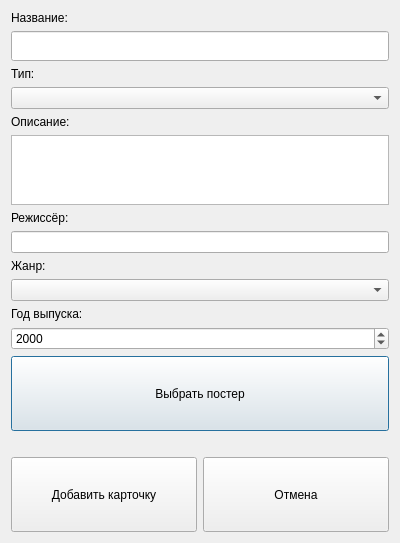
Above: resources/ui/add_movie.ui from venterum/ReelKeeper before the change. Below: the same form after it.
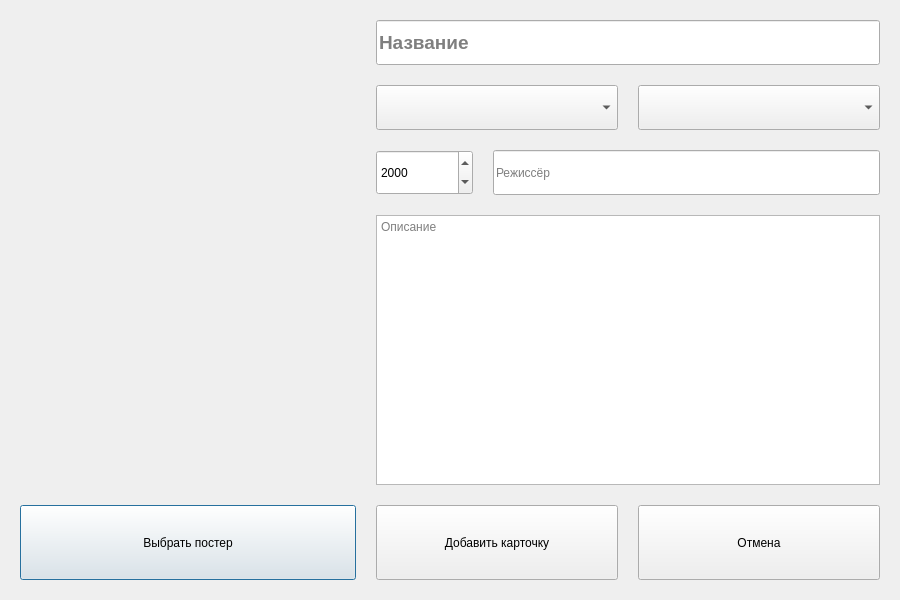
That is the form after the change.

```diff
--- a/resources/ui/add_movie.ui
+++ b/resources/ui/add_movie.ui
@@ -6,89 +6,120 @@
    <rect>
     <x>0</x>
     <y>0</y>
-    <width>400</width>
-    <height>526</height>
+    <width>900</width>
+    <height>600</height>
    </rect>
   </property>
   <property name="windowTitle">
    <string>Добавить фильм</string>
   </property>
-  <layout class="QVBoxLayout" name="verticalLayout">
+  <layout class="QHBoxLayout" name="horizontalLayout" stretch="4,6">
+   <property name="spacing">
+    <number>20</number>
+   </property>
+   <property name="leftMargin">
+    <number>20</number>
+   </property>
+   <property name="topMargin">
+    <number>20</number>
+   </property>
+   <property name="rightMargin">
+    <number>20</number>
+   </property>
+   <property name="bottomMargin">
+    <number>20</number>
+   </property>
    <item>
-    <widget class="QLabel" name="labelName">
+    <layout class="QVBoxLayout" name="posterLayout">
+     <item>
+      <widget class="QLabel" name="posterPreview">
+       <property name="minimumSize">
+        <size>
+         <width>300</width>
+         <height>450</height>
+        </size>
+       </property>
+       <property name="alignment">
+        <set>Qt::AlignCenter</set>
+       </property>
+      </widget>
+     </item>
+     <item>
+      <widget class="QPushButton" name="choosePosterButton">
+       <property name="minimumSize">
+        <size>
+         <width>0</width>
+         <height>75</height>
+        </size>
+       </property>
      <property name="text">
-      <string>Название:</string>
+        <string>Выбрать постер</string>
      </property>
     </widget>
    </item>
+    </layout>
+   </item>
+   <item>
+    <layout class="QVBoxLayout" name="detailsLayout">
    <item>
     <widget class="QLineEdit" name="movieTitle">
      <property name="minimumSize">
       <size>
-       <width>30</width>
-       <height>30</height>
-      </size>
-     </property>
-    </widget>
-   </item>
-   <item>
-    <widget class="QLabel" name="labelType">
-     <property name="text">
-      <string>Тип:</string>
-     </property>
-    </widget>
-   </item>
-   <item>
-    <widget class="QComboBox" name="comboBoxTypes"/>
-   </item>
-   <item>
-    <widget class="QLabel" name="labelOverview">
-     <property name="text">
-      <string>Описание:</string>
+         <width>0</width>
+         <height>45</height>
+        </size>
+       </property>
+       <property name="font">
+        <font>
+         <pointsize>14</pointsize>
+         <weight>75</weight>
+         <bold>true</bold>
+        </font>
+       </property>
+       <property name="placeholderText">
+        <string>Название</string>
      </property>
     </widget>
    </item>
    <item>
-    <widget class="QTextEdit" name="movieOverview"/>
-   </item>
+      <layout class="QHBoxLayout" name="typeGenreLayout">
    <item>
-    <widget class="QLabel" name="label">
-     <property name="text">
-      <string>Режиссёр:</string>
-     </property>
-    </widget>
-   </item>
-   <item>
-    <widget class="QLineEdit" name="lineEdit"/>
-   </item>
-   <item>
-    <widget class="QLabel" name="labelGenre">
-     <property name="text">
-      <string>Жанр:</string>
+        <widget class="QComboBox" name="comboBoxTypes">
+         <property name="minimumSize">
+          <size>
+           <width>0</width>
+           <height>45</height>
+          </size>
+         </property>
+         <property name="placeholderText" stdset="0">
+          <string>Тип</string>
      </property>
     </widget>
    </item>
    <item>
     <widget class="QComboBox" name="comboBoxGenres">
-     <property name="toolTip">
-      <string>&lt;html&gt;&lt;head/&gt;&lt;body&gt;&lt;p&gt;Выберите жанр из списка...&lt;/p&gt;&lt;/body&gt;&lt;/html&gt;</string>
-     </property>
-    </widget>
+         <property name="minimumSize">
+          <size>
+           <width>0</width>
+           <height>45</height>
+          </size>
+         </property>
+         <property name="placeholderText" stdset="0">
+          <string>Жанр</string>
+         </property>
+        </widget>
+       </item>
+      </layout>
    </item>
    <item>
-    <widget class="QLabel" name="labelYear">
-     <property name="text">
-      <string>Год выпуска:</string>
-     </property>
-    </widget>
-   </item>
+      <layout class="QHBoxLayout" name="yearDirectorLayout" stretch="1,4">
    <item>
     <widget class="QSpinBox" name="spinBoxYear">
-     <property name="toolTip">
-      <string>&lt;html&gt;&lt;head/&gt;&lt;body&gt;&lt;p&gt;Выберите год выпсука...&lt;/p&gt;&lt;/body&gt;&lt;/html&gt;</string>
-     </property>
-     <property name="whatsThis">
-      <string>&lt;html&gt;&lt;head/&gt;&lt;body&gt;&lt;p&gt;Выберите год выпсука...&lt;/p&gt;&lt;/body&gt;&lt;/html&gt;</string>
+         <property name="minimumSize">
+          <size>
+           <width>0</width>
+           <height>45</height>
+          </size>
      </property>
      <property name="minimum">
       <number>1895</number>
@@ -102,28 +133,40 @@
     </widget>
    </item>
    <item>
-    <widget class="QPushButton" name="choosePosterButton">
+        <widget class="QLineEdit" name="lineEdit">
      <property name="minimumSize">
       <size>
-       <width>75</width>
-       <height>75</height>
-      </size>
-     </property>
-     <property name="text">
-      <string>Выбрать постер</string>
+           <width>0</width>
+           <height>45</height>
+          </size>
+         </property>
+         <property name="placeholderText">
+          <string>Режиссёр</string>
      </property>
     </widget>
    </item>
-   <item alignment="Qt::AlignHCenter|Qt::AlignVCenter">
-    <widget class="QLabel" name="posterPreview"/>
+      </layout>
    </item>
    <item>
-    <layout class="QHBoxLayout" name="horizontalLayout">
+      <widget class="QTextEdit" name="movieOverview">
+       <property name="minimumSize">
+        <size>
+         <width>0</width>
+         <height>200</height>
+        </size>
+       </property>
+       <property name="placeholderText">
+        <string>Описание</string>
+       </property>
+      </widget>
+     </item>
+     <item>
+      <layout class="QHBoxLayout" name="buttonsLayout">
      <item>
       <widget class="QPushButton" name="addButton">
        <property name="minimumSize">
         <size>
-         <width>75</width>
+           <width>0</width>
          <height>75</height>
         </size>
        </property>
@@ -136,7 +179,7 @@
       <widget class="QPushButton" name="cancelButton">
        <property name="minimumSize">
         <size>
-         <width>75</width>
+           <width>0</width>
          <height>75</height>
         </size>
        </property>
@@ -144,6 +187,8 @@
         <string>Отмена</string>
        </property>
       </widget>
+       </item>
+      </layout>
      </item>
     </layout>
    </item>
```
Lines whose indentation alone changed are shown as unchanged.
